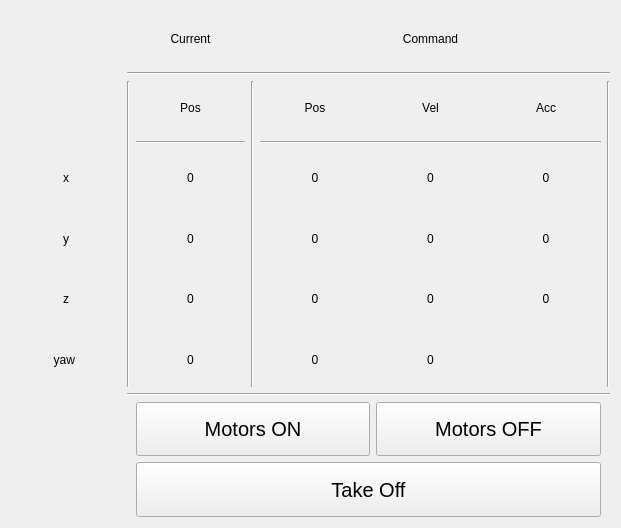
This is autonomy_core/client/rqt_quadrotor_safety/resource/QuadrotorSafety.ui in KumarRobotics/kr_autonomous_flight as Qt 5 draws it before an edit. The edited form follows.
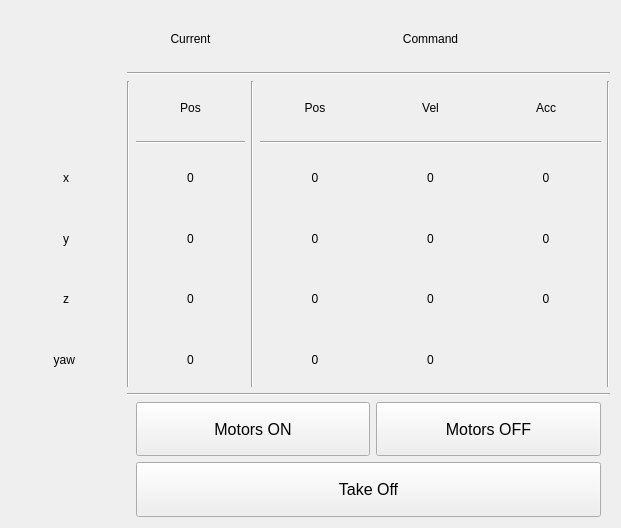
This is the edited form.

Commit message: add comments to explain parameters in mapper, tracker config files and full_sim launch file, update font size in GUI

The edit to the form file:
```diff
--- a/autonomy_core/client/rqt_quadrotor_safety/resource/QuadrotorSafety.ui
+++ b/autonomy_core/client/rqt_quadrotor_safety/resource/QuadrotorSafety.ui
@@ -317,7 +317,7 @@
        </property>
        <property name="font">
         <font>
-         <pointsize>15</pointsize>
+         <pointsize>12</pointsize>
         </font>
        </property>
        <property name="text">
@@ -374,7 +374,7 @@
        </property>
        <property name="font">
         <font>
-         <pointsize>15</pointsize>
+         <pointsize>12</pointsize>
         </font>
        </property>
        <property name="text">
@@ -410,7 +410,7 @@
        </property>
        <property name="font">
         <font>
-         <pointsize>15</pointsize>
+         <pointsize>12</pointsize>
         </font>
        </property>
        <property name="text">
```
The commit also changes 4 other files.
